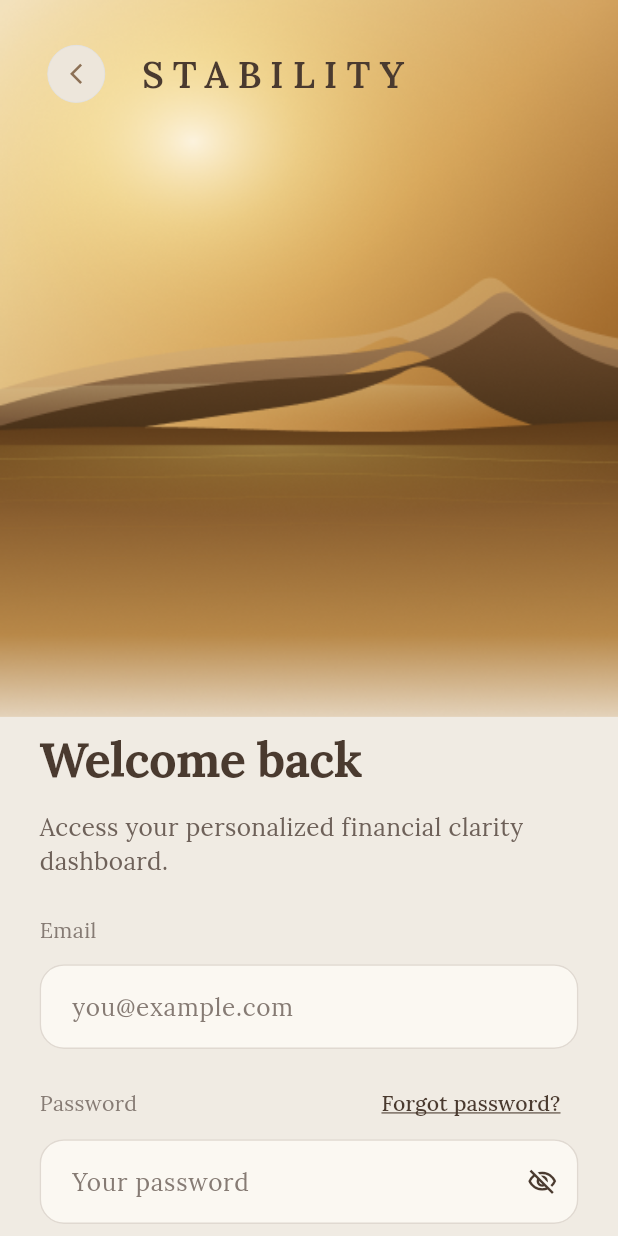
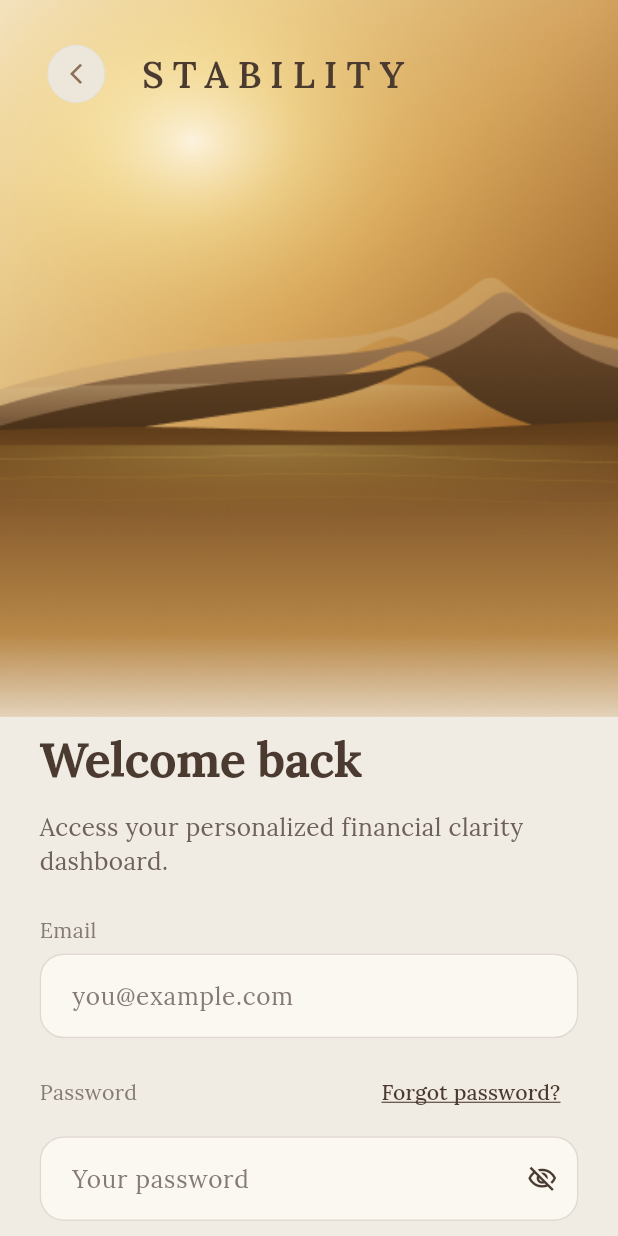
Before and after one commit to backbencherstudio/bendrummond1819_FO529642DC3C7, a Flutter app: the SigningScreen screen opened directly, on a phone screen of 412 x 824 dp. Run offline on Flutter 3.47's test engine with Material 3 defaults, Android fonts, the phone set to English and light mode, and no system bars; our stand-ins replace cached_network_image, connectivity_plus, dio, firebase_auth, firebase_core, flutter_dotenv and 11 more; missing offline and left inert: purchases_flutter; accounts and stored records are empty; network calls fail; statements that could not run were skipped.

Commit message:
refactor: refactor the sign in screen

```diff
--- a/lib/presentation/auth/signin/view/signin_screen.dart
+++ b/lib/presentation/auth/signin/view/signin_screen.dart
@@ -1,27 +1,23 @@
-import 'package:bendrummond1819_fo529642dc3c7/core/resource/constants/icon_manager.dart';
-import 'package:bendrummond1819_fo529642dc3c7/presentation/auth/signin/widgets/cutom_divider.dart';
-import 'package:bendrummond1819_fo529642dc3c7/presentation/widgets/custom_from_field.dart';
-import 'package:flutter/gestures.dart';
+import 'package:bendrummond1819_fo529642dc3c7/presentation/mixins/keyboard_aware_scroll_mixin.dart';
 import 'package:flutter/material.dart';
 import 'package:flutter_riverpod/flutter_riverpod.dart';
 import 'package:flutter_screenutil/flutter_screenutil.dart';
-import 'package:flutter_svg/svg.dart';
 
 import '../../../../core/network/api_clients.dart';
 import '../../../../core/resource/constants/color_manger.dart';
-import '../../../../core/resource/constants/image_manager.dart';
 import '../../../../core/resource/constants/style_manager.dart';
 import '../../../../core/route/routes_name.dart';
 import '../../../../data/repositories/setup_repository.dart';
 import '../../../../data/sources/remote/setup_api_service.dart';
-import '../../../mixins/keyboard_aware_header.dart';
-import '../../../mixins/keyboard_aware_scroll_mixin.dart';
-import '../../../widgets/custom_back_button.dart';
-import '../../../widgets/custom_logo_text.dart';
-import '../../../widgets/outline_button.dart';
+import '../../signup/widgets/social_login_buttons.dart';
+import '../../widgets/auth_header.dart';
+import '../../widgets/auth_headline.dart';
+import '../../widgets/auth_switch_link.dart';
+import '../../widgets/labeled_form_field.dart';
 import '../../../widgets/primary_button.dart';
 import '../../mixins/social_login_mixin.dart';
 import '../viewmodel/signin_viewmodel.dart';
+import '../widgets/cutom_divider.dart';
 
 class SigningScreen extends ConsumerStatefulWidget {
   const SigningScreen({super.key});
@@ -72,34 +68,7 @@ class _SigningScreenState extends ConsumerState<SigningScreen>
         physics: const ClampingScrollPhysics(),
         child: Column(
           children: [
-            KeyboardAwareHeader(
-              child: Stack(
-                children: [
-                  Positioned.fill(
-                    child: Image.asset(
-                      ImageManager.onBoardingImg,
-                      fit: BoxFit.fitWidth,
-                    ),
-                  ),
-                  SafeArea(
-                    child: Padding(
-                      padding: EdgeInsets.all(20.w),
-                      child: Row(
-                        children: [
-                          customBackButton(
-                            context,
-                            borderColor: ColorManager.backgroundPressed100,
-                          ),
-                          SizedBox(width: 12),
-                          customLogoText(),
-                        ],
-                      ),
-                    ),
-                  ),
-                ],
-              ),
-            ),
-
+            const AuthHeader(),
             Container(
               width: double.infinity,
               color: ColorManager.cF0EBE3,
@@ -109,47 +78,33 @@ class _SigningScreenState extends ConsumerState<SigningScreen>
                 children: [
                   SizedBox(height: 10.h),
 
-                  Text(
-                    "Welcome back",
-                    style: getBoldStyle32(
+                  AuthHeadline(
+                    title: "Welcome back",
+                    subtitle:
+                        "Access your personalized financial clarity dashboard.",
+                    titleStyle: getBoldStyle32(
                       color: ColorManager.brown,
                     ).copyWith(height: 1.1, letterSpacing: -0.5),
                   ),
 
-                  SizedBox(height: 15.h),
+                  SizedBox(height: 25.h),
 
-                  Text(
-                    "Access your personalized financial clarity dashboard.",
-                    style: getRegularStyle16_400(color: ColorManager.brown400),
-                  ),
-
-                  SizedBox(height: 25.h),
-                  Text(
-                    "Email",
-                    style: getRegularStyle14_400(color: ColorManager.brown300),
-                  ),
-                  SizedBox(height: 12.h),
-
-                  /// ************ Email Field *****************
-                  CustomFromField(
+                  LabeledFormField(
+                    label: "Email",
                     hintText: "you@example.com",
                     controller: _emailController,
                     focusNode: _emailFocusNode,
                   ),
 
                   SizedBox(height: 12.h),
-                  Row(
-                    mainAxisAlignment: MainAxisAlignment.spaceBetween,
-                    children: [
-                      Text(
-                        "Password",
-                        style: getRegularStyle14_400(
-                          color: ColorManager.brown300,
-                        ),
-                      ),
 
-                      /// ************ Forgot password Button *****************
-                      TextButton(
+                  LabeledFormField(
+                    label: "Password",
+                    hintText: "Your password",
+                    controller: _passwordController,
+                    isSecured: true,
+                    focusNode: _passwordFocusNode,
+                    trailing: TextButton(
                       onPressed: () {
                         Navigator.pushNamed(
                           context,
@@ -167,20 +122,10 @@ class _SigningScreenState extends ConsumerState<SigningScreen>
                             ),
                       ),
                     ),
-                    ],
-                  ),
-
-                  /// ***************** password field ****************
-                  CustomFromField(
-                    hintText: "Your password",
-                    controller: _passwordController,
-                    isSecured: true,
-                    focusNode: _passwordFocusNode,
                   ),
 
                   SizedBox(height: 25.h),
 
-                  /// ************ Sign in Button *****************
                   KeyedSubtree(
                     key: _signInButtonKey,
                     child: PrimaryButton(
@@ -192,55 +137,24 @@ class _SigningScreenState extends ConsumerState<SigningScreen>
 
                   SizedBox(height: 16.h),
 
-                  /// ************ google sign in Button *****************
-                  CustomOutlinedButton(
-                    title: "Continue with Google",
-                    icon: SvgPicture.asset(IconManager.googleIcon),
-                    isLoading: signInState.isGoogleLoading,
-                    onTap: () => handleGoogleLogin(),
+                  SocialLoginButtons(
+                    isGoogleLoading: signInState.isGoogleLoading,
+                    onGoogleTap: () => handleGoogleLogin(),
+                    isAppleLoading: signInState.isAppleLoading,
+                    onAppleTap: () => handleAppleLogin(),
                   ),
 
-                  SizedBox(height: 16.h),
-                  CustomOutlinedButton(
-                    title: "Continue with Apple",
-                    icon: SvgPicture.asset(IconManager.appleIcon),
-                    isLoading: signInState.isAppleLoading,
-                    onTap: () => handleAppleLogin(),
-                  ),
                   SizedBox(height: 10.h),
-                  CustomDivider(),
+                  const CustomDivider(),
                   SizedBox(height: 10.h),
 
-                  /// ************ rich text ******************
-                  Center(
-                    child: RichText(
-                      text: TextSpan(
-                        style: getRegularStyle14_400(
-                          color: ColorManager.brown300,
+                  AuthSwitchLink(
+                    leadingText: "New to Stability? ",
+                    linkText: "Create an account.",
+                    onTap: () =>
+                        Navigator.pushNamed(context, RoutesName.signUpRoute),
                   ),
-                        children: [
-                          TextSpan(text: "New to Stability? "),
-                          TextSpan(
-                            text: "Create an account.",
-                            style:
-                                getRegularStyle14_500(
-                                  color: ColorManager.brown,
-                                ).copyWith(
-                                  decoration: TextDecoration.underline,
-                                  decorationColor: ColorManager.brown,
-                                ),
-                            recognizer: TapGestureRecognizer()
-                              ..onTap = () {
-                                Navigator.pushNamed(
-                                  context,
-                                  RoutesName.signUpRoute,
-                                );
-                              },
-                          ),
-                        ],
-                      ),
-                    ),
-                  ),
+
                   SizedBox(height: 60.h),
                 ],
               ),
--- a/lib/presentation/auth/signup/widgets/labeled_form_field.dart
+++ b/lib/presentation/auth/widgets/labeled_form_field.dart
@@ -13,6 +13,7 @@ class LabeledFormField extends StatelessWidget {
   final bool readOnly;
   final VoidCallback? onTap;
   final String? Function(String?)? validator;
+  final Widget? trailing;
 
   const LabeledFormField({
     super.key,
@@ -24,6 +25,7 @@ class LabeledFormField extends StatelessWidget {
     this.readOnly = false,
     this.onTap,
     this.validator,
+    this.trailing,
   });
 
   @override
@@ -31,7 +33,22 @@ class LabeledFormField extends StatelessWidget {
     return Column(
       crossAxisAlignment: CrossAxisAlignment.start,
       children: [
-        Text(label, style: getRegularStyle14_400(color: ColorManager.brown300)),
+        if (trailing == null)
+          Text(
+            label,
+            style: getRegularStyle14_400(color: ColorManager.brown300),
+          )
+        else
+          Row(
+            mainAxisAlignment: MainAxisAlignment.spaceBetween,
+            children: [
+              Text(
+                label,
+                style: getRegularStyle14_400(color: ColorManager.brown300),
+              ),
+              trailing!,
+            ],
+          ),
         SizedBox(height: 5.h),
         CustomFromField(
           hintText: hintText,
```
Also changed, not shown: lib/presentation/auth/signup/view/signup_screen.dart (+21 -12 lines), lib/presentation/auth/signup/viewmodel/signup_viewmodel.dart (+87 -38 lines), lib/presentation/auth/widgets/auth_header.dart (renamed from lib/presentation/auth/signup/widgets/auth_header.dart), lib/presentation/auth/widgets/auth_headline.dart (renamed from lib/presentation/auth/signup/widgets/auth_headline.dart), lib/presentation/auth/widgets/auth_switch_link.dart (renamed from lib/presentation/auth/signup/widgets/auth_switch_link.dart), lib/presentation/auth/widgets/date_of_birth_field.dart (renamed from lib/presentation/auth/signup/widgets/date_of_birth_field.dart), lib/presentation/auth/widgets/social_login_buttons.dart (renamed from lib/presentation/auth/signup/widgets/social_login_buttons.dart). Lines whose indentation alone changed are shown as unchanged.
